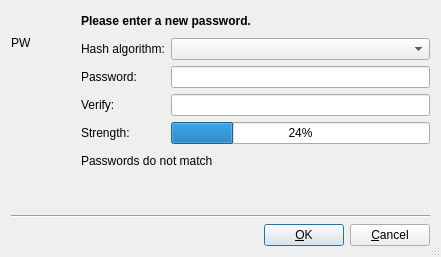
Before: the Qt Designer form resources/forms/plugins/browser_plugin/PasswordEditorDesign.ui in einaru/luma, drawn with Qt 5.
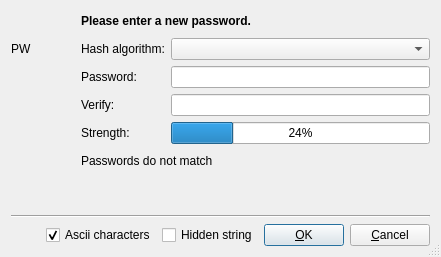
After: the same form once the commit is applied.

Commit message: password ascii fix, replaced """ with ''' in HtmlParser, app icon 128x128 instead of 64x64

Diff of the .ui file:
```diff
--- a/resources/forms/plugins/browser_plugin/PasswordEditorDesign.ui
+++ b/resources/forms/plugins/browser_plugin/PasswordEditorDesign.ui
@@ -17,29 +17,7 @@
    <bool>true</bool>
   </property>
   <layout class="QGridLayout">
-   <item row="0" column="0">
-    <widget class="QLabel" name="iconLabel">
-     <property name="sizePolicy">
-      <sizepolicy hsizetype="Fixed" vsizetype="Fixed">
-       <horstretch>0</horstretch>
-       <verstretch>0</verstretch>
-      </sizepolicy>
-     </property>
-     <property name="minimumSize">
-      <size>
-       <width>64</width>
-       <height>64</height>
-      </size>
-     </property>
-     <property name="text">
-      <string comment="DO NOT TRANSLATE">PW</string>
-     </property>
-     <property name="wordWrap">
-      <bool>false</bool>
-     </property>
-    </widget>
-   </item>
-   <item row="1" column="0">
+   <item row="2" column="0">
     <spacer name="spacer3">
      <property name="orientation">
       <enum>Qt::Vertical</enum>
@@ -55,7 +33,7 @@
      </property>
     </spacer>
    </item>
-   <item row="4" column="0" colspan="2">
+   <item row="5" column="0" colspan="2">
     <layout class="QHBoxLayout">
      <item>
       <spacer name="Horizontal Spacing2">
@@ -73,6 +51,23 @@
        </property>
       </spacer>
      </item>
+     <item>
+      <widget class="QCheckBox" name="asciiBox">
+       <property name="text">
+        <string>Ascii characters</string>
+       </property>
+       <property name="checked">
+        <bool>true</bool>
+       </property>
+      </widget>
+     </item>
+     <item>
+      <widget class="QCheckBox" name="hiddenBox">
+       <property name="text">
+        <string>Hidden string</string>
+       </property>
+      </widget>
+     </item>
      <item>
       <widget class="QPushButton" name="okButton">
        <property name="text">
@@ -104,7 +99,7 @@
      </item>
     </layout>
    </item>
-   <item row="3" column="0" colspan="2">
+   <item row="4" column="0" colspan="2">
     <widget class="Line" name="line1">
      <property name="frameShape">
       <enum>QFrame::HLine</enum>
@@ -114,7 +109,7 @@
      </property>
     </widget>
    </item>
-   <item row="2" column="1">
+   <item row="3" column="1">
     <spacer name="spacer2">
      <property name="orientation">
       <enum>Qt::Vertical</enum>
@@ -130,7 +125,7 @@
      </property>
     </spacer>
    </item>
-   <item row="0" column="1" rowspan="2">
+   <item row="0" column="1" rowspan="3">
     <layout class="QGridLayout">
      <item row="4" column="0">
       <widget class="QLabel" name="textLabel1">
@@ -227,6 +222,28 @@
      </item>
     </layout>
    </item>
+   <item row="1" column="0">
+    <widget class="QLabel" name="iconLabel">
+     <property name="sizePolicy">
+      <sizepolicy hsizetype="Fixed" vsizetype="Fixed">
+       <horstretch>0</horstretch>
+       <verstretch>0</verstretch>
+      </sizepolicy>
+     </property>
+     <property name="minimumSize">
+      <size>
+       <width>64</width>
+       <height>64</height>
+      </size>
+     </property>
+     <property name="text">
+      <string comment="DO NOT TRANSLATE">PW</string>
+     </property>
+     <property name="wordWrap">
+      <bool>false</bool>
+     </property>
+    </widget>
+   </item>
   </layout>
  </widget>
  <layoutdefault spacing="6" margin="11"/>
```
The commit also changes 5 other files.
